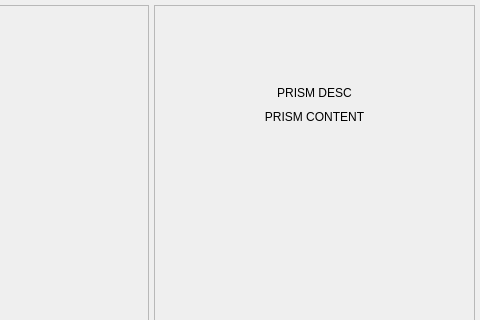
Qt form src/prism-live-studio/PRISMLiveStudio/prism-ui/main/PLSAddSourceView.ui (naver/prism-live-studio) before a commit; both pictures show x 504 to 984 and y 0 to 320 of the 984 by 588 pixel window.
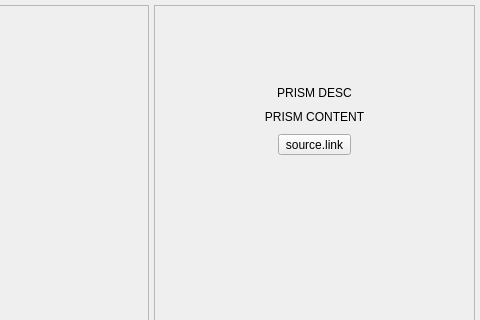
The same form after that commit. Custom widgets are drawn as their Qt base class.

What changed in the file:
```diff
--- a/src/prism-live-studio/PRISMLiveStudio/prism-ui/main/PLSAddSourceView.ui
+++ b/src/prism-live-studio/PRISMLiveStudio/prism-ui/main/PLSAddSourceView.ui
@@ -252,7 +252,7 @@
           <property name="topMargin">
            <number>0</number>
           </property>
-          <item>
+          <item alignment="Qt::AlignHCenter">
            <widget class="QLabel" name="label_descTitle">
             <property name="sizePolicy">
              <sizepolicy hsizetype="Preferred" vsizetype="Preferred">
@@ -274,7 +274,7 @@
             </property>
            </widget>
           </item>
-          <item>
+          <item alignment="Qt::AlignHCenter">
            <widget class="QLabel" name="label_descContent">
             <property name="sizePolicy">
              <sizepolicy hsizetype="Preferred" vsizetype="Fixed">
@@ -293,6 +293,16 @@
             </property>
            </widget>
           </item>
+          <item alignment="Qt::AlignHCenter">
+           <widget class="QToolButton" name="buttonTip">
+            <property name="text">
+             <string>source.link</string>
+            </property>
+            <property name="toolButtonStyle">
+             <enum>Qt::ToolButtonTextOnly</enum>
+            </property>
+           </widget>
+          </item>
          </layout>
         </item>
         <item>
```
